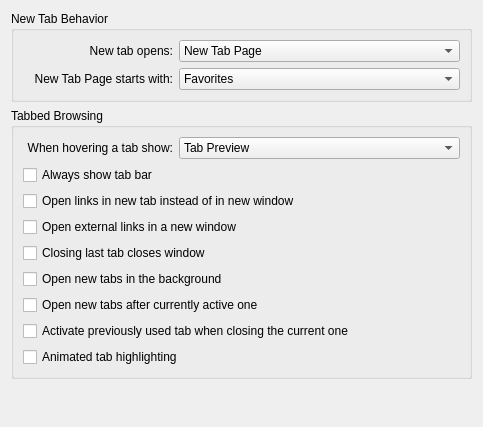
Above: src/settings/settings_tabs.ui from KDE/rekonq before the change. Below: the same form after it.
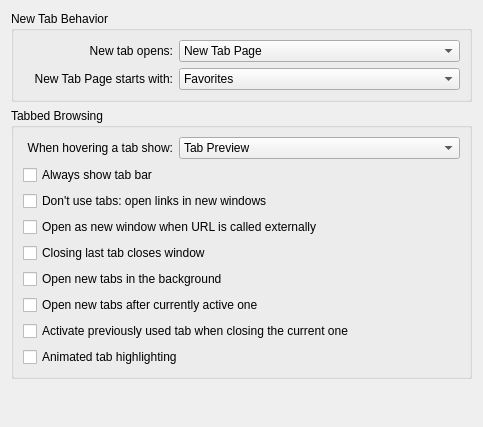
That is the form after the change. Custom widgets are drawn as their Qt base class.

Commit message: Fix settings tabs UI texts

Diff of the .ui file:
```diff
--- a/src/settings/settings_tabs.ui
+++ b/src/settings/settings_tabs.ui
@@ -211,14 +211,14 @@
       <item>
        <widget class="QCheckBox" name="kcfg_openLinksInNewWindow">
         <property name="text">
-         <string>Open links in new tab instead of in new window</string>
+         <string>Don't use tabs: open links in new windows</string>
         </property>
        </widget>
       </item>
       <item>
        <widget class="QCheckBox" name="kcfg_openExternalLinksInNewWindow">
         <property name="text">
-         <string>Open external links in a new window</string>
+         <string>Open as new window when URL is called externally</string>
         </property>
        </widget>
       </item>
```
